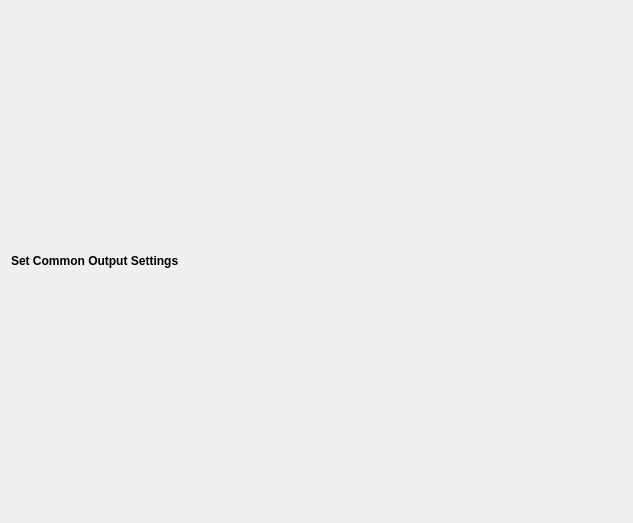
The window that src/Pages/outputsettingpage.ui (keshavbhatt/formatforge) describes before a commit, drawn with Qt 5.
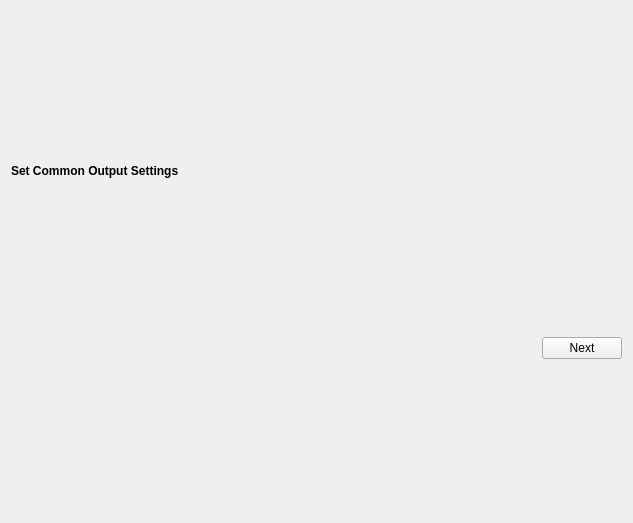
The same window after the commit.

Diff of the .ui file:
```diff
--- a/src/Pages/outputsettingpage.ui
+++ b/src/Pages/outputsettingpage.ui
@@ -35,6 +35,33 @@
    <item>
     <layout class="QVBoxLayout" name="presetSelectorLayout"/>
    </item>
+   <item>
+    <layout class="QHBoxLayout" name="horizontalLayout_2">
+     <property name="topMargin">
+      <number>0</number>
+     </property>
+     <item>
+      <spacer name="horizontalSpacer">
+       <property name="orientation">
+        <enum>Qt::Horizontal</enum>
+       </property>
+       <property name="sizeHint" stdset="0">
+        <size>
+         <width>40</width>
+         <height>20</height>
+        </size>
+       </property>
+      </spacer>
+     </item>
+     <item>
+      <widget class="QPushButton" name="nextPushButton">
+       <property name="text">
+        <string>Next</string>
+       </property>
+      </widget>
+     </item>
+    </layout>
+   </item>
   </layout>
  </widget>
  <resources/>
```
